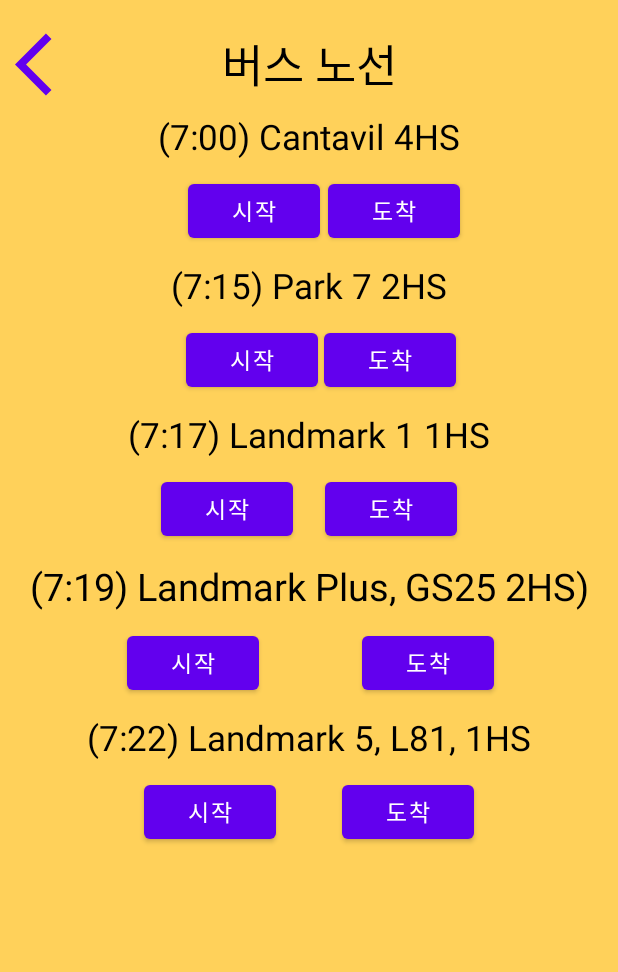
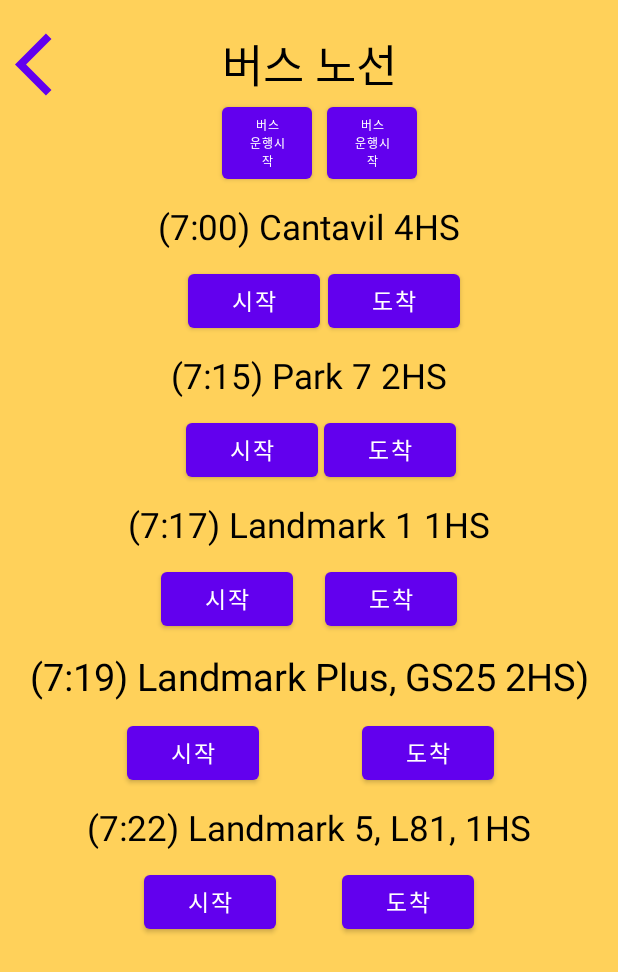
Before and after one commit to LeeJaeHyeon05/School-Bus-Application, an Android app: the B1Activity screen opened directly, with no data from a screen before it, on a phone screen of 412 x 824 dp. Shown: the top 972 px of the screen. Run offline under Robolectric (Android 15) with nearby library versions, the phone set to English and light mode, and no system bars; our stand-ins replace Firebase (no records; nobody signed in at launch, a user with empty details on screens opened directly).

Commit message:
인코드 작업 끝 이제 복붙

```diff
--- a/app/src/main/java/com/example/schoolbusapp/main/student/bus/B1Fragment.kt
+++ b/app/src/main/java/com/example/schoolbusapp/main/student/bus/B1Fragment.kt
@@ -49,12 +49,16 @@ class B1Fragment : Fragment() {
                 val startText3 = snapshot.data!!["landmark5"].toString()
                 val startText4 = snapshot.data!!["landmarkPlus"].toString()
                 val startText5 = snapshot.data!!["park7"].toString()
+                val startText6 = snapshot.data!!["startStop"].toString()
 
+                val busStartStop = binding.startStopBusTextView
                 binding.Cantavil.text = startText1
                 binding.landmarkPlus.text = startText4
                 binding.Park.text = startText5
                 binding.Landmark.text = startText2
                 binding.Landmark5.text = startText3
+                busStartStop.text = startText6
+
 
                 Log.d(TAG, "성공")
             } else {
--- a/app/src/main/java/com/example/schoolbusapp/main/teacher/TeacherMainActivity.kt
+++ b/app/src/main/java/com/example/schoolbusapp/main/teacher/TeacherMainActivity.kt
@@ -13,6 +13,7 @@ class TeacherMainActivity : AppCompatActivity() {
 
 
     private lateinit var homeFragment: TeacherHomeFragment
+    private lateinit var studentFragment : StudentHomeFragment
 
     private var mBinding: ActivityTeacherMainBinding? = null
     private val binding get() = mBinding!!
@@ -38,6 +39,11 @@ class TeacherMainActivity : AppCompatActivity() {
                 homeFragment = TeacherHomeFragment.newInstance()
                 supportFragmentManager.beginTransaction().replace(R.id.fragments_frame, homeFragment).commit()
             }
+            R.id.menu_student -> {
+                studentFragment = StudentHomeFragment.newInstance()
+                supportFragmentManager.beginTransaction().replace(R.id.fragments_frame, studentFragment).commit()
+
+            }
         }
         true
     }
--- a/app/src/main/java/com/example/schoolbusapp/main/teacher/bus/B1Activity.kt
+++ b/app/src/main/java/com/example/schoolbusapp/main/teacher/bus/B1Activity.kt
@@ -3,6 +3,7 @@ package com.example.schoolbusapp
 import android.content.ContentValues.TAG
 import androidx.appcompat.app.AppCompatActivity
 import android.os.Bundle
+import android.os.Message
 import android.util.Log
 import android.view.View
 import android.widget.Button
@@ -12,14 +13,11 @@ import com.google.firebase.database.DataSnapshot
 import com.google.firebase.database.DatabaseError
 import com.google.firebase.database.FirebaseDatabase
 import com.google.firebase.database.ValueEventListener
+import com.google.firebase.firestore.SetOptions
 import com.google.firebase.firestore.ktx.firestore
 import com.google.firebase.ktx.Firebase
 
 class B1Activity : AppCompatActivity() {
-
-    private val database = FirebaseDatabase.getInstance()
-    private val myRef = database.getReference("bus")
-
 
     override fun onCreate(savedInstanceState: Bundle?) {
         super.onCreate(savedInstanceState)
@@ -40,6 +38,43 @@ class B1Activity : AppCompatActivity() {
         val landmarkPlusStopButton = findViewById<Button>(R.id.landmarkPlusStopButton)
         val landmark5StartButton = findViewById<Button>(R.id.landmark5StartButton)
         val landmark5StopButton = findViewById<Button>(R.id.landmark5StopButton)
+
+        val startStopBusTextView = findViewById<TextView>(R.id.startStopBusTextView)
+
+        val startBtn = findViewById<Button>(R.id.startBus)
+        val stopBtn = findViewById<Button>(R.id.stopBus)
+
+        val busData = hashMapOf(
+            "startStop" to "1호차 운행중",
+            "cantavil" to "캔타빌",
+            "landmark1" to "랜드마크1",
+            "landmark5" to "랜드마크5",
+            "landmarkPlus" to "랜드마크 플러스",
+            "park7" to "파크7"
+        )
+
+        startBtn.setOnLongClickListener {
+            busInfo.update(busData as Map<String, Any>)
+                .addOnSuccessListener {
+                    Toast("버튼 성공")
+                    Log.d(TAG, "성공")
+                }
+                .addOnCanceledListener {
+                    Toast("실패 다시해주세요")
+                    Log.d(TAG, "실패")
+                }
+            true
+        }
+        stopBtn.setOnLongClickListener {
+            busInfo.update("startStop", "1호차 운행 중지")
+                .addOnSuccessListener {
+                    Toast("성공")
+                }
+                .addOnCanceledListener {
+                    Toast("실")
+                }
+            true
+        }
 
 
         cantavilStartButton.setOnClickListener {
@@ -254,12 +289,9 @@ class B1Activity : AppCompatActivity() {
                 }
             true
         }
-
-
-
-
-
-
+    }
+    private fun Toast(message: String) {
+        Toast.makeText(this, message, Toast.LENGTH_SHORT).show()
     }
     private fun backBtn() {
         val backBtn = findViewById<Button>(R.id.backPressedButton)
--- a/app/src/main/java/com/example/schoolbusapp/main/teacher/bus/B2Activity.kt
+++ b/app/src/main/java/com/example/schoolbusapp/main/teacher/bus/B2Activity.kt
@@ -3,6 +3,9 @@ package com.example.schoolbusapp
 import androidx.appcompat.app.AppCompatActivity
 import android.os.Bundle
 import android.widget.Button
+import com.google.firebase.database.FirebaseDatabase
+import com.google.firebase.firestore.ktx.firestore
+import com.google.firebase.ktx.Firebase
 
 class B2Activity : AppCompatActivity() {
 
@@ -10,6 +13,9 @@ class B2Activity : AppCompatActivity() {
     override fun onCreate(savedInstanceState: Bundle?) {
         super.onCreate(savedInstanceState)
         setContentView(R.layout.activity_b2)
+        val db = Firebase.firestore
+
+        val busInfo = db.collection("busInfo").document("b1")
 
         backBtn()
     }
--- a/app/src/main/java/com/example/schoolbusapp/main/teacher/bus/B3Activity.kt
+++ b/app/src/main/java/com/example/schoolbusapp/main/teacher/bus/B3Activity.kt
@@ -3,11 +3,17 @@ package com.example.schoolbusapp
 import androidx.appcompat.app.AppCompatActivity
 import android.os.Bundle
 import android.widget.Button
+import com.google.firebase.firestore.ktx.firestore
+import com.google.firebase.ktx.Firebase
 
 class B3Activity : AppCompatActivity() {
+
     override fun onCreate(savedInstanceState: Bundle?) {
         super.onCreate(savedInstanceState)
         setContentView(R.layout.activity_b3)
+        val db = Firebase.firestore
+
+        val busInfo = db.collection("busInfo").document("b3")
         backBtn()
     }
     private fun backBtn() {
--- a/app/src/main/java/com/example/schoolbusapp/main/teacher/bus/B4Activity.kt
+++ b/app/src/main/java/com/example/schoolbusapp/main/teacher/bus/B4Activity.kt
@@ -3,11 +3,17 @@ package com.example.schoolbusapp
 import androidx.appcompat.app.AppCompatActivity
 import android.os.Bundle
 import android.widget.Button
+import com.google.firebase.firestore.ktx.firestore
+import com.google.firebase.ktx.Firebase
 
 class B4Activity : AppCompatActivity() {
     override fun onCreate(savedInstanceState: Bundle?) {
         super.onCreate(savedInstanceState)
         setContentView(R.layout.activity_b4)
+        val db = Firebase.firestore
+
+        val busInfo = db.collection("busInfo").document("b4")
+
         backBtn()
     }
     private fun backBtn() {
--- a/app/src/main/java/com/example/schoolbusapp/main/teacher/bus/B5Activity.kt
+++ b/app/src/main/java/com/example/schoolbusapp/main/teacher/bus/B5Activity.kt
@@ -3,11 +3,16 @@ package com.example.schoolbusapp
 import androidx.appcompat.app.AppCompatActivity
 import android.os.Bundle
 import android.widget.Button
+import com.google.firebase.firestore.ktx.firestore
+import com.google.firebase.ktx.Firebase
 
 class B5Activity : AppCompatActivity() {
     override fun onCreate(savedInstanceState: Bundle?) {
         super.onCreate(savedInstanceState)
         setContentView(R.layout.activity_b5)
+        val db = Firebase.firestore
+
+        val busInfo = db.collection("busInfo").document("b5")
         backBtn()
     }
     private fun backBtn() {
--- a/app/src/main/java/com/example/schoolbusapp/main/teacher/bus/B6Activity.kt
+++ b/app/src/main/java/com/example/schoolbusapp/main/teacher/bus/B6Activity.kt
@@ -3,11 +3,16 @@ package com.example.schoolbusapp
 import androidx.appcompat.app.AppCompatActivity
 import android.os.Bundle
 import android.widget.Button
+import com.google.firebase.firestore.ktx.firestore
+import com.google.firebase.ktx.Firebase
 
 class B6Activity : AppCompatActivity() {
     override fun onCreate(savedInstanceState: Bundle?) {
         super.onCreate(savedInstanceState)
         setContentView(R.layout.activity_b6)
+        val db = Firebase.firestore
+
+        val busInfo = db.collection("busInfo").document("b6")
         backBtn()
     }
     private fun backBtn() {
--- a/app/src/main/java/com/example/schoolbusapp/main/teacher/bus/B7Activity.kt
+++ b/app/src/main/java/com/example/schoolbusapp/main/teacher/bus/B7Activity.kt
@@ -3,11 +3,16 @@ package com.example.schoolbusapp
 import androidx.appcompat.app.AppCompatActivity
 import android.os.Bundle
 import android.widget.Button
+import com.google.firebase.firestore.ktx.firestore
+import com.google.firebase.ktx.Firebase
 
 class B7Activity : AppCompatActivity() {
     override fun onCreate(savedInstanceState: Bundle?) {
         super.onCreate(savedInstanceState)
         setContentView(R.layout.activity_b7)
+        val db = Firebase.firestore
+
+        val busInfo = db.collection("busInfo").document("b7")
         backBtn()
     }
     private fun backBtn() {
--- a/app/src/main/res/layout/activity_b1.xml
+++ b/app/src/main/res/layout/activity_b1.xml
@@ -18,6 +18,27 @@
         android:textSize="30sp"
         android:textColor="@color/black"
         android:text="@string/busRouteText"/>
+
+    <Button
+        android:id="@+id/startBus"
+        android:layout_width="60dp"
+        android:layout_height="60dp"
+        app:layout_constraintStart_toStartOf="@+id/busRouteTextView"
+        app:layout_constraintTop_toBottomOf="@+id/busRouteTextView"
+        app:layout_constraintEnd_toStartOf="@+id/stopBus"
+        android:layout_marginEnd="10dp"
+        android:text="@string/busStartText"
+        android:textSize="8sp"/>
+    <Button
+        android:id="@+id/stopBus"
+        android:layout_width="60dp"
+        android:layout_height="60dp"
+        app:layout_constraintStart_toEndOf="@+id/startBus"
+        android:layout_marginStart="10dp"
+        app:layout_constraintTop_toBottomOf="@+id/busRouteTextView"
+        android:text="@string/busStartText"
+        android:textSize="8sp"/>
+
     <Button
         android:id="@+id/backPressedButton"
         android:layout_width="50dp"
@@ -37,7 +58,7 @@
         app:layout_constraintTop_toBottomOf="@+id/busRouteTextView"
         android:text="(7:00) Cantavil 4HS"
         android:textSize="23sp"
-        android:layout_marginTop="10dp"
+        android:layout_marginTop="70dp"
         android:textColor="@color/black"/>
 
     <Button
--- a/app/src/main/res/menu/teacher_bot_menu.xml
+++ b/app/src/main/res/menu/teacher_bot_menu.xml
@@ -6,4 +6,9 @@
         android:title="@string/menuHomeText"
         android:icon="@drawable/ic_baseline_home_24"/>
 
+    <item
+        android:id="@+id/menu_student"
+        android:title="학생"
+        android:icon="@drawable/ic_baseline_menu_book_24"/>
+
 </menu>
--- a/app/src/main/res/values/strings.xml
+++ b/app/src/main/res/values/strings.xml
@@ -22,4 +22,5 @@
     <string name="bus5Text">5호차</string>
     <string name="bus6Text">6호차</string>
     <string name="bus7Text">7호차</string>
+    <string name="busStartText">버스\n운행시작</string>
 </resources>
```
